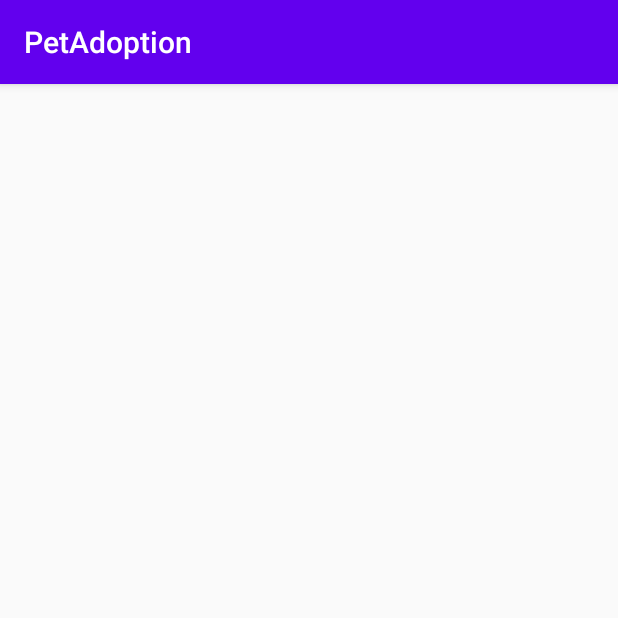
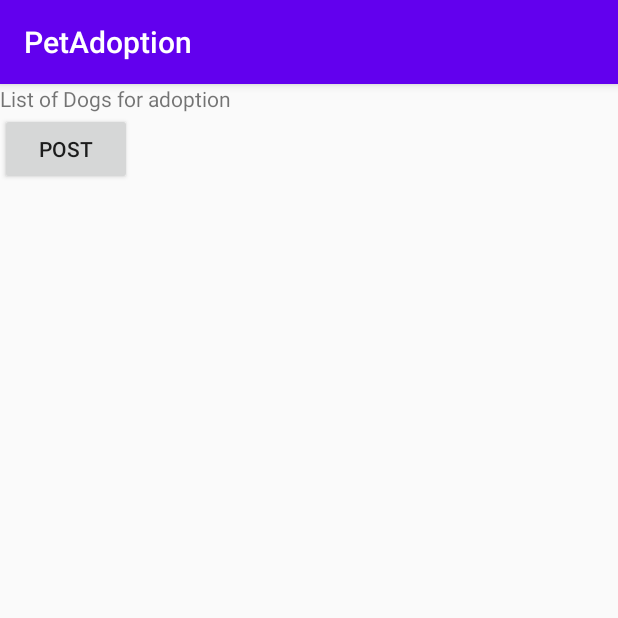
Before and after one commit to TopDogIRE/PetAdoption, an Android app: the Adoptions screen opened directly, with no data from a screen before it, on a phone screen of 412 x 824 dp, the top half of it. Run offline under Robolectric (Android 15) with nearby library versions, the phone set to English and light mode, and no system bars.

Commit message:
Added Post Page and button directing to it, connected activites together

```diff
--- a/app/src/main/AndroidManifest.xml
+++ b/app/src/main/AndroidManifest.xml
@@ -23,6 +23,9 @@
         <activity
             android:name=".Adoptions"
             />
+        <activity
+            android:name=".NewPostActivity">
+        </activity>
     </application>
     <uses-permission android:name="android.permission.INTERNET" />
     <uses-permission android:name="android.permission.WRITE_EXTERNAL_STORAGE"/>
--- a/app/src/main/res/layout/adoptions.xml
+++ b/app/src/main/res/layout/adoptions.xml
@@ -1,6 +1,27 @@
 <?xml version="1.0" encoding="utf-8"?>
-<androidx.constraintlayout.widget.ConstraintLayout
-    xmlns:android="http://schemas.android.com/apk/res/android" android:layout_width="match_parent"
-    android:layout_height="match_parent">
+<ScrollView xmlns:app="http://schemas.android.com/apk/res-auto"
+xmlns:android="http://schemas.android.com/apk/res/android"
+xmlns:tools="http://schemas.android.com/tools"
+android:layout_width="match_parent"
+android:layout_height="match_parent">
 
-</androidx.constraintlayout.widget.ConstraintLayout>
+<LinearLayout
+    android:id="@+id/relativeLayout"
+    android:layout_width="match_parent"
+    android:layout_height="wrap_content"
+    android:orientation="vertical">
+    <TextView
+        android:layout_width="match_parent"
+        android:layout_height="match_parent"
+        android:text="List of Dogs for adoption"/>
+
+    <Button
+        android:layout_width="wrap_content"
+        android:layout_height="wrap_content"
+        android:layout_alignParentBottom= "true"
+        android:onClick="goToPost"
+        android:gravity= "center"
+        android:text="@string/post_dog"/>
+
+</LinearLayout>
+</ScrollView>
```
Also changed, not shown: app/src/main/java/com/example/petadoption/MainActivity.java (+15 -1 lines), app/src/main/java/com/example/petadoption/NewPostActivity.java (added, +22 -0 lines), app/src/main/java/com/example/petadoption/SigninActivity.java (added, +23 -0 lines), app/src/main/res/layout/activity_post.xml (added, +74 -0 lines), app/src/main/res/values/strings.xml (+8 -0 lines).
